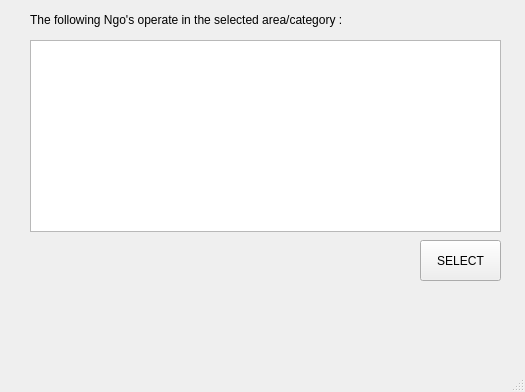
First picture: the form in Screens/screen2.ui, repository msaadg/NGOConnect, before the edit.
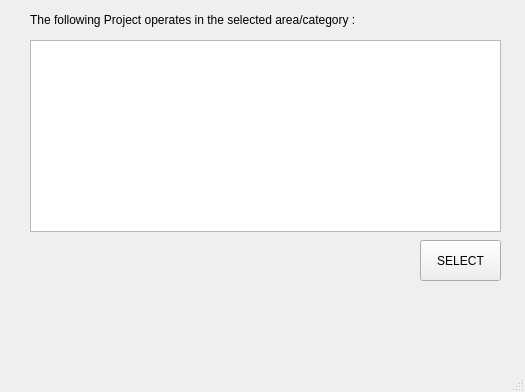
Second picture: the form after the edit.

```diff
--- a/Screens/screen2.ui
+++ b/Screens/screen2.ui
@@ -29,7 +29,7 @@
      </font>
     </property>
     <property name="text">
-     <string>The following Ngo's operate in the selected area/category :</string>
+     <string>The following Project operates in the selected area/category :</string>
     </property>
    </widget>
    <widget class="QPushButton" name="SelectButton">
```
